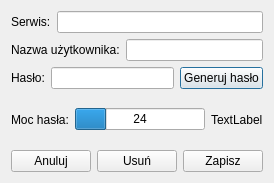
First picture: the form in creddialog.ui, repository coriscodepage/PasswordManager, before the edit.
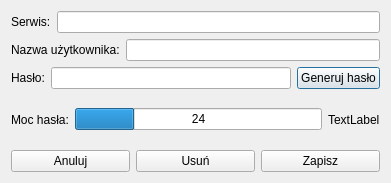
Second picture: the form after the edit.

What changed in the file:
```diff
--- a/creddialog.ui
+++ b/creddialog.ui
@@ -6,15 +6,15 @@
    <rect>
     <x>0</x>
     <y>0</y>
-    <width>274</width>
+    <width>391</width>
     <height>183</height>
    </rect>
   </property>
   <property name="windowTitle">
    <string>Dialog</string>
   </property>
-  <layout class="QVBoxLayout" name="verticalLayout_6">
-   <item>
+  <layout class="QGridLayout" name="gridLayout">
+   <item row="0" column="0">
     <layout class="QVBoxLayout" name="verticalLayout">
      <item>
       <layout class="QHBoxLayout" name="horizontalLayout">
@@ -67,6 +67,8 @@
          </item>
         </layout>
        </item>
+      </layout>
+     </item>
        <item>
         <layout class="QHBoxLayout" name="horizontalLayout_4">
          <item>
@@ -100,9 +102,7 @@
        </item>
       </layout>
      </item>
-    </layout>
-   </item>
-   <item>
+   <item row="1" column="0">
     <layout class="QHBoxLayout" name="ButtonLayout">
      <item>
       <widget class="QPushButton" name="CancelButton">
```
Left out of the diff: 2 changed lines with no effect on the pictures. Lines whose indentation alone changed are shown as unchanged.
